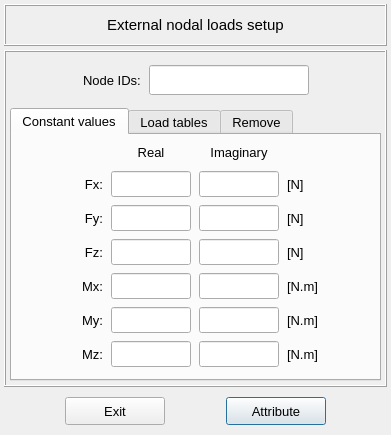
Above: pulse/interface/data/ui_files/model/setup/structural/nodal_loads_input.ui from open-pulse/OpenPulse before the change. Below: the same form after it.
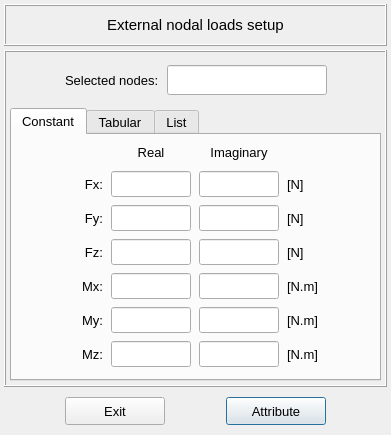
That is the form after the change. Icons and pictures are not drawn.

Patch:
```diff
--- a/pulse/interface/data/ui_files/model/setup/structural/nodal_loads_input.ui
+++ b/pulse/interface/data/ui_files/model/setup/structural/nodal_loads_input.ui
@@ -194,7 +194,7 @@
         </property>
         <widget class="QWidget" name="tab_constant_values">
          <attribute name="title">
-          <string>Constant values</string>
+          <string>Constant</string>
          </attribute>
          <layout class="QGridLayout" name="gridLayout_9">
           <property name="leftMargin">
@@ -949,7 +949,7 @@
         </widget>
         <widget class="QWidget" name="tab_table_values">
          <attribute name="title">
-          <string>Load tables</string>
+          <string>Tabular</string>
          </attribute>
          <layout class="QGridLayout" name="gridLayout_15">
           <property name="leftMargin">
@@ -1543,7 +1543,7 @@
         </widget>
         <widget class="QWidget" name="tab_remove">
          <attribute name="title">
-          <string>Remove</string>
+          <string>List</string>
          </attribute>
          <layout class="QGridLayout" name="gridLayout_12">
           <property name="leftMargin">
@@ -1805,6 +1805,9 @@
            <property name="styleSheet">
             <string notr="true"/>
            </property>
+           <property name="alignment">
+            <set>Qt::AlignmentFlag::AlignCenter</set>
+           </property>
           </widget>
          </item>
          <item row="0" column="1">
@@ -1827,7 +1830,7 @@
             </font>
            </property>
            <property name="text">
-            <string>Node IDs:</string>
+            <string>Selected nodes:</string>
            </property>
           </widget>
          </item>
```
Left out of the diff: 54 changed lines with no effect on the pictures.
